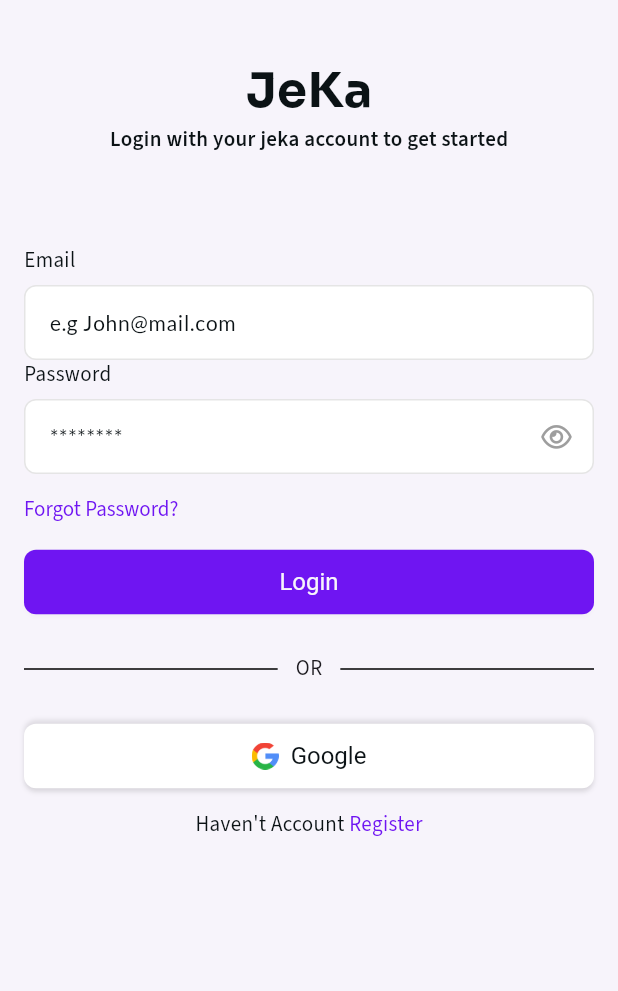
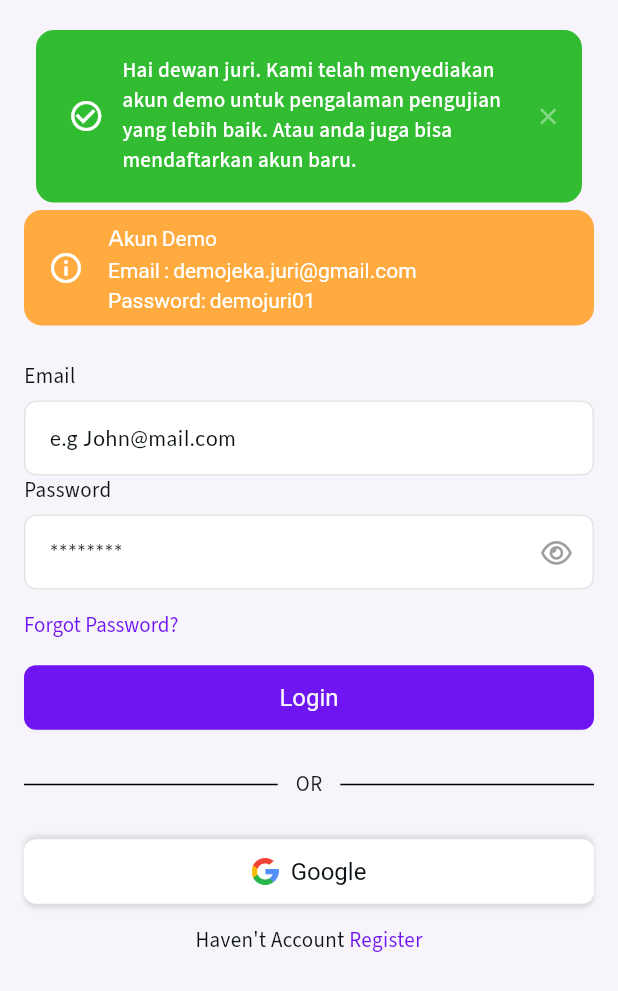
Before and after one commit to padukadafa/jeka, a Flutter app: the LoginPage screen opened by its route, on a phone screen of 412 x 824 dp. Shown: the top 991 px of the screen. Run offline on Flutter 3.47's test engine with Material 3 defaults, Android fonts, the phone set to English and light mode, and no system bars; drawn by our look-alikes of toastification; our stand-ins replace auto_route, bloc, cached_network_image, cloud_firestore, dartz, dots_indicator and 28 more; missing offline and left inert: appflowy_editor, delta_to_html, expansion_tile_group, flutter_file_downloader, flutter_image_converter, flutter_quill and 2 more; accounts and stored records are empty; generated files the repository leaves out were written again; network calls fail.

Commit message:
finish 50%

```diff
--- a/lib/features/auth/presentation/pages/login/login_page.dart
+++ b/lib/features/auth/presentation/pages/login/login_page.dart
@@ -1,5 +1,6 @@
 import 'package:auto_route/auto_route.dart';
 import 'package:flutter/material.dart';
+import 'package:font_awesome_flutter/font_awesome_flutter.dart';
 import 'package:jeka/common/widgets/app_layout.dart';
 import 'package:jeka/common/widgets/reuseable_text.dart';
 import 'package:jeka/core/router/app_router.dart';
@@ -8,11 +9,32 @@
 import 'package:jeka/features/auth/presentation/widgets/auth_divider.dart';
 import 'package:jeka/features/auth/presentation/widgets/auth_login_with_google.dart';
 import 'package:jeka/features/auth/presentation/widgets/auth_topbar.dart';
+import 'package:toastification/toastification.dart';
 
 @RoutePage()
-class LoginPage extends StatelessWidget {
+class LoginPage extends StatefulWidget {
   LoginPage({super.key});
+
+  @override
+  State<LoginPage> createState() => _LoginPageState();
+}
+
+class _LoginPageState extends State<LoginPage> {
   final controller = LoginController();
+
+  @override
+  void initState() {
+    super.initState();
+    WidgetsBinding.instance.addPostFrameCallback((v) {
+      toastification.show(
+        context: context,
+        title: const Text(
+            'Hai dewan juri. Kami telah menyediakan akun demo untuk pengalaman pengujian yang lebih baik. Atau anda juga bisa mendaftarkan akun baru.'),
+        autoCloseDuration: const Duration(seconds: 5),
+        style: ToastificationStyle.fillColored,
+      );
+    });
+  }
 
   @override
   Widget build(BuildContext context) {
@@ -28,6 +50,23 @@
               AuthTopbar(
                 size: size,
                 desc: "Login with your jeka account to get started",
+              ),
+              Container(
+                margin: const EdgeInsets.symmetric(horizontal: 16),
+                decoration: BoxDecoration(
+                  color: Colors.orangeAccent,
+                  borderRadius: BorderRadius.circular(12),
+                ),
+                child: const ListTile(
+                  textColor: Colors.white,
+                  leading: Icon(
+                    Icons.info_outline,
+                    color: Colors.white,
+                  ),
+                  titleTextStyle: TextStyle(color: Colors.white, height: 1.4),
+                  title: Text(
+                      "Akun Demo\nEmail : demojeka.juri@gmail.com\nPassword: demojuri01"),
+                ),
               ),
               const SizedBox(
                 height: 24,
--- a/lib/features/user/presentation/pages/user/user_page.dart
+++ b/lib/features/user/presentation/pages/user/user_page.dart
@@ -47,7 +47,7 @@
                       ),
                       child: ListTile(
                         onTap: () {},
-                        title: const ReuseableText("Your Friends"),
+                        title: const ReuseableText("Your Communities"),
                         trailing: const FaIcon(
                           FontAwesomeIcons.chevronRight,
                           size: 16,
--- a/lib/main.dart
+++ b/lib/main.dart
@@ -7,6 +7,7 @@
 import 'package:jeka/di.dart';
 import 'package:jeka/init.dart';
 import 'package:appflowy_editor/appflowy_editor.dart';
+import 'package:toastification/toastification.dart';
 
 void main() async {
   await init();
@@ -19,7 +20,8 @@
 
   @override
   Widget build(BuildContext context) {
-    return GlobalBlocProviders(
+    return ToastificationWrapper(
+      child: GlobalBlocProviders(
         child: SettingsThemeSelector(
           builder: (theme) {
             return MaterialApp.router(
@@ -35,6 +37,7 @@
             );
           },
         ),
+      ),
     );
   }
 }
--- a/pubspec.yaml
+++ b/pubspec.yaml
@@ -58,6 +58,7 @@
   shared_preferences: ^2.2.3
   skeletonizer: ^1.3.0
   sqflite: ^2.3.3+1
+  toastification: ^2.0.0
   uuid: ^4.4.0
 
 dev_dependencies:
```
Also changed, not shown: lib/common/pages/home/home_page.dart (+21 -1 lines), lib/features/community/presentation/pages/community_feed/community_feed_page.dart (+22 -0 lines), assets/icons/not-found.png (added), pubspec.lock. Lines whose indentation alone changed are shown as unchanged.
